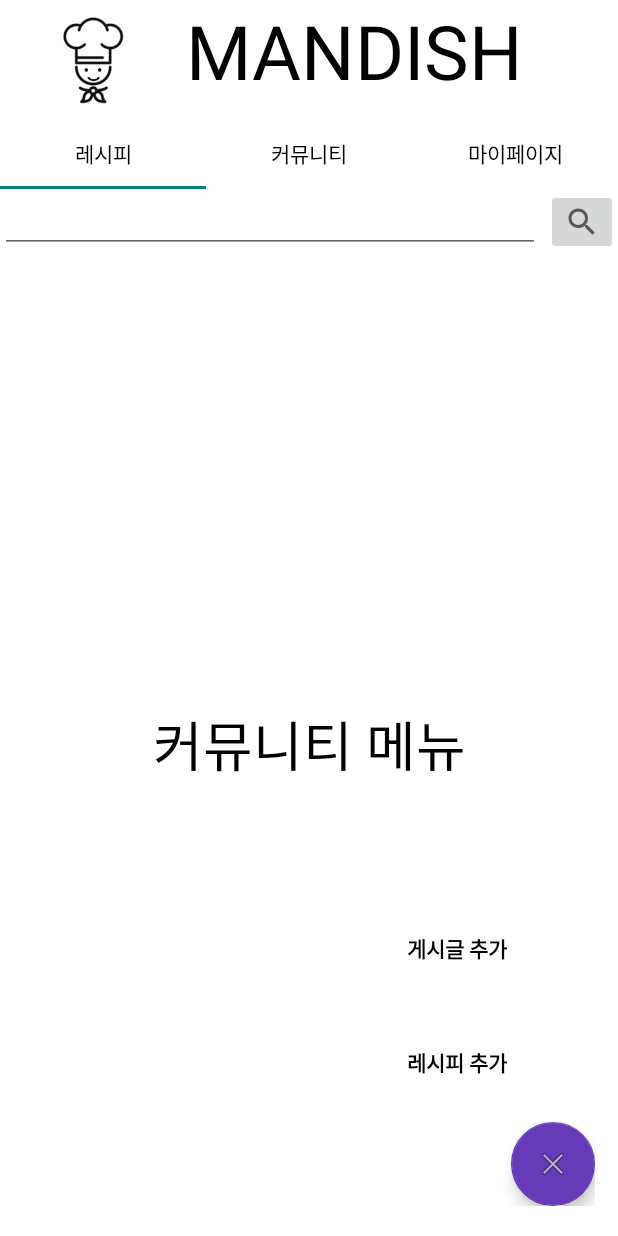
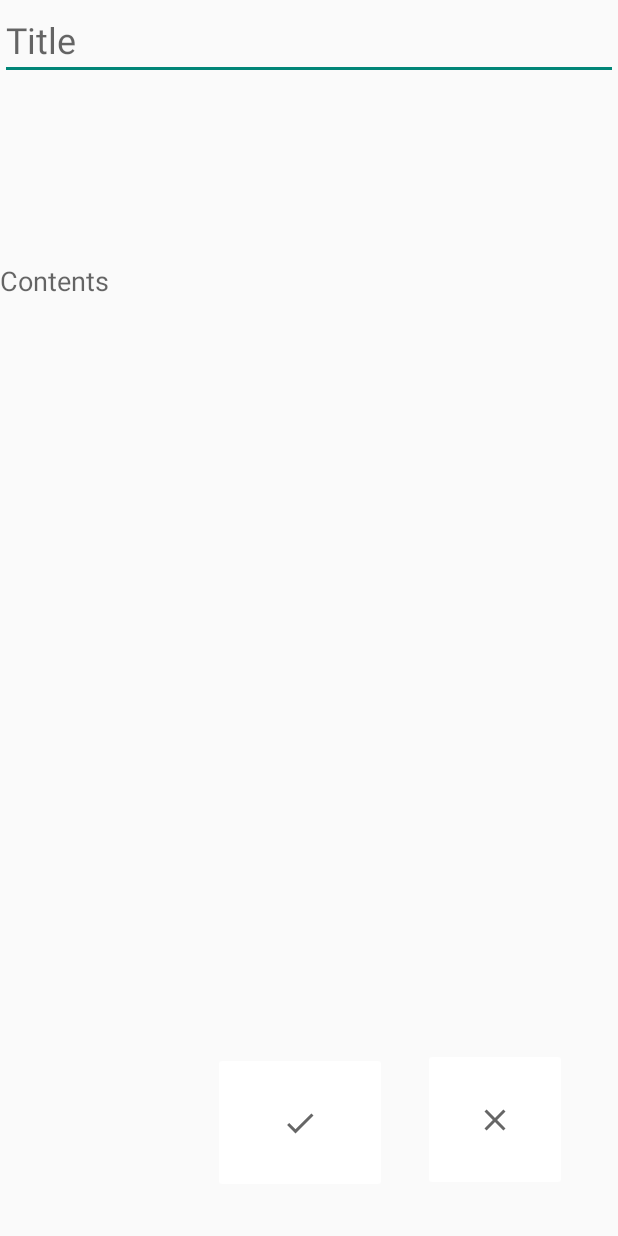
Before and after one commit to kkmin223/2021_Opensource_7_Lilac, an Android app: the fragment FragCommunity placed in its activity, after a tap on an icon or button, on a phone screen of 412 x 824 dp. Run offline under Robolectric (Android 15) with nearby library versions, the light colour scheme and no system bars; our stand-ins replace Firebase (no records; nobody signed in at launch, a user with empty details on screens opened directly).

Commit message:
merge0608V3

```diff
--- a/Mandish/app/build.gradle
+++ b/Mandish/app/build.gradle
@@ -13,6 +13,7 @@ android {
         targetSdkVersion 30
         versionCode 1
         versionName "1.0"
+        multiDexEnabled true
 
         testInstrumentationRunner "androidx.test.runner.AndroidJUnitRunner"
     }
@@ -45,6 +46,7 @@ dependencies {
     implementation 'com.google.firebase:firebase-auth:21.0.1'
     implementation 'androidx.navigation:navigation-fragment:2.2.2'
     implementation 'androidx.navigation:navigation-ui:2.2.2'
+    implementation 'com.google.firebase:firebase-firestore:23.0.1'
     testImplementation 'junit:junit:4.13.2'
     androidTestImplementation 'androidx.test.ext:junit:1.1.2'
     androidTestImplementation 'androidx.test.espresso:espresso-core:3.3.0'
--- a/Mandish/app/src/main/AndroidManifest.xml
+++ b/Mandish/app/src/main/AndroidManifest.xml
@@ -18,6 +18,9 @@
         <activity android:name=".recipeingredients_item" />
         <activity android:name=".recipe_order" />
         <activity android:name=".recipeorder" />
+        <activity android:name=".WriteMainActivity" />
+        <activity android:name=".ReadText" />
+
 
         <activity android:name=".LoginActivity">
             <intent-filter>
--- a/Mandish/app/src/main/java/com/example/mandish_lilac/FragCommunity.java
+++ b/Mandish/app/src/main/java/com/example/mandish_lilac/FragCommunity.java
@@ -2,34 +2,174 @@ package com.example.mandish_lilac;
 
 
 
+import android.annotation.SuppressLint;
+import android.content.Context;
+import android.content.Intent;
 import android.os.Bundle;
 import android.view.LayoutInflater;
+import android.view.MenuItem;
 import android.view.View;
 import android.view.ViewGroup;
+import android.widget.AdapterView;
+import android.widget.EditText;
+import android.widget.ImageButton;
+import android.widget.LinearLayout;
+import android.widget.ListView;
+import android.widget.PopupMenu;
 import android.widget.TextView;
+
 
 import androidx.annotation.NonNull;
 import androidx.annotation.Nullable;
+import androidx.annotation.RequiresPermission;
 import androidx.fragment.app.Fragment;
+import androidx.fragment.app.FragmentTransaction;
+import androidx.recyclerview.widget.LinearLayoutManager;
+import androidx.recyclerview.widget.RecyclerView;
+
+import com.google.android.gms.tasks.OnCompleteListener;
+import com.google.android.gms.tasks.Task;
+import com.google.firebase.firestore.DocumentChange;
+import com.google.firebase.firestore.DocumentId;
+import com.google.firebase.firestore.DocumentSnapshot;
+import com.google.firebase.firestore.EventListener;
+import com.google.firebase.firestore.FirebaseFirestore;
+import com.google.firebase.firestore.FirebaseFirestoreException;
+import com.google.firebase.firestore.QuerySnapshot;
+import com.google.firebase.firestore.auth.User;
 
 import org.w3c.dom.Text;
+
+import java.net.DatagramPacket;
+import java.util.ArrayList;
+import java.util.List;
+import java.util.ResourceBundle;
+
 /*
-작성자: 김강민
-설명: xml을 연결해주어서 메뉴 이동을 가능하게함
+작성자: 김주엽
+최종수정일: 21-06-01
+설명: xml을 연결해주어서 메뉴 이동을 가능하게하고 글목록을 보여주고 글쓰기기능과 글을 클릭시 내용이 보여
+지게 된다.
  */
-public class FragCommunity extends Fragment {
-    private View view;
+public class FragCommunity extends Fragment implements View.OnClickListener {
+
+    private View v;
+    private FirebaseFirestore mStore = FirebaseFirestore.getInstance();
+    private RecyclerView mMainRecyclerView;
+    private MainAdapter adapter2;
+    private RecyclerView.LayoutManager layoutManager;
+    private List<Write_item> WriteList;
+    private Intent intent2;
+    private String name2;
+    private String str;
+    private String id;
+
 
     public static FragCommunity newInstance() {
         FragCommunity fragCommunity = new FragCommunity();
         return fragCommunity;
+
     }
+
     @Nullable
     @Override
     public View onCreateView(@NonNull LayoutInflater inflater, @Nullable ViewGroup container, @Nullable Bundle savedInstanceState) {
-        view = inflater.inflate(R.layout.frag_community, container,false);
+        v = inflater.inflate(R.layout.frag_community, container,false);
 
-        return view;
+        ImageButton btn = v.findViewById(R.id.main_write_button);
+        btn.setOnClickListener(this);
+
+
+
+        mMainRecyclerView = (RecyclerView) v.findViewById(R.id.WriteListView);
+        RecyclerView.LayoutManager layoutManager = new LinearLayoutManager(getActivity());
+        mMainRecyclerView.setLayoutManager(layoutManager);
+        mMainRecyclerView.setHasFixedSize(true);
+
+
+        WriteList = new ArrayList<>();
+        mStore.collection("board").addSnapshotListener(new EventListener<QuerySnapshot>() {
+            @Override
+            public void onEvent(@Nullable QuerySnapshot queryDocumentSnapshots, @Nullable FirebaseFirestoreException error) {
+                for(DocumentChange document : queryDocumentSnapshots.getDocumentChanges()) {
+                    String id = (String) document.getDocument().getData().get("id");
+                    String title = (String) document.getDocument().getData().get("title");
+                    String contents = (String) document.getDocument().getData().get("contents");
+                    String name = (String) document.getDocument().getData().get("name");
+                    String time = (String) document.getDocument().getData().get("time");
+                    Write_item data = new Write_item(id, title, contents, name, time);
+                    WriteList.add(data);
+                }
+                adapter2 = new MainAdapter(WriteList);
+                mMainRecyclerView.setAdapter(adapter2);
+            }});
+        return v;
     }
 
+    @SuppressLint("ResourceType")
+    @Override
+    public void onClick(View v) {
+
+        Intent intent = new Intent(v.getContext(), WriteMainActivity.class);
+        v.getContext().startActivity(intent);
+    }
+
+
+    private class MainAdapter extends RecyclerView.Adapter<MainAdapter.MainViewHolder> {
+
+        private List<Write_item> WriteList;
+        public MainAdapter(List<Write_item> WriteList) {
+            this.WriteList = WriteList;
+        }
+
+        @NonNull
+        @Override
+        public MainViewHolder onCreateViewHolder(@NonNull ViewGroup parent, int viewType) {
+            return new MainViewHolder(LayoutInflater.from(parent.getContext()).inflate(R.layout.item_main, parent,false));
+        }
+
+        @Override
+        public void onBindViewHolder(@NonNull MainViewHolder holder, int position) {
+            Write_item data = WriteList.get(position);
+            holder.mTitleTextView.setText(data.getTitle());
+            holder.mNameTextView.setText(data.getName());
+            holder.mTimeTextView.setText(data.getTime());
+
+        }
+
+        @Override
+        public int getItemCount() {
+            return WriteList.size();
+        }
+
+        public class MainViewHolder extends RecyclerView.ViewHolder {
+
+            private TextView mTitleTextView;
+            private TextView mNameTextView;
+            private TextView mTimeTextView;
+
+
+            public MainViewHolder(@NonNull View itemView) {
+                super(itemView);
+
+                itemView.setOnClickListener(new View.OnClickListener() {
+                    @Override
+                    public void onClick(View v) {
+
+                        Intent intent = new Intent(v.getContext(),ReadText.class);
+                        intent.putExtra("title",WriteList.get(getPosition()).getTitle());
+                        intent.putExtra("content",WriteList.get(getPosition()).getContents());
+                        intent.putExtra("name",WriteList.get(getPosition()).getContents());
+                        intent.putExtra("id",WriteList.get(getPosition()).getId());
+                        v.getContext().startActivity(intent);
+                    }
+                });
+
+                this.mTitleTextView = itemView.findViewById(R.id.item_title_text);
+                this.mNameTextView = itemView.findViewById(R.id.item_name_text);
+                this.mTimeTextView = itemView.findViewById(R.id.item_time_text);
+
+            }
+        }
+    }
 }
--- /dev/null
+++ b/Mandish/app/src/main/java/com/example/mandish_lilac/WriteMainActivity.java
@@ -0,0 +1,93 @@
+package com.example.mandish_lilac;
+
+import android.content.Intent;
+import android.os.Bundle;
+import android.view.LayoutInflater;
+import android.view.View;
+import android.view.ViewGroup;
+import android.widget.Button;
+import android.widget.EditText;
+import android.widget.ImageButton;
+import android.widget.Toast;
+
+import androidx.annotation.NonNull;
+import androidx.annotation.Nullable;
+import androidx.appcompat.app.AppCompatActivity;
+import androidx.fragment.app.Fragment;
+
+import com.google.android.gms.tasks.OnFailureListener;
+import com.google.android.gms.tasks.OnSuccessListener;
+import com.google.firebase.auth.AuthResult;
+import com.google.firebase.auth.FirebaseAuth;
+import com.google.firebase.auth.FirebaseUser;
+import com.google.firebase.database.DataSnapshot;
+import com.google.firebase.database.DatabaseReference;
+import com.google.firebase.database.FirebaseDatabase;
+import com.google.firebase.database.ValueEventListener;
+import com.google.firebase.firestore.DocumentReference;
+import com.google.firebase.firestore.FirebaseFirestore;
+
+import java.text.SimpleDateFormat;
+import java.util.Date;
+import java.util.HashMap;
+import java.util.Map;
+
+public class WriteMainActivity extends AppCompatActivity {
+
+    private FirebaseFirestore mStore = FirebaseFirestore.getInstance();
+
+    private EditText mWriteTitletext;
+    private EditText mWriteContentstext;
+    private String id;
+    private String getTime;
+    private Intent intent;
+    private String name2;
+    private FirebaseDatabase database;
+    private DatabaseReference databaseReference;
+
+    FirebaseUser user = FirebaseAuth.getInstance().getCurrentUser();
+
+    @Override
+    protected void onCreate(Bundle savedInstanceState) {
+        super.onCreate(savedInstanceState);
+        setContentView(R.layout.activity_write_main);
+
+        findViewById(R.id.btn3).setOnClickListener(this::onClick);
+
+        mWriteContentstext = findViewById(R.id.write_contents_text);
+        mWriteTitletext = findViewById(R.id.write_title_text);
+
+        name2 = "abcd";
+
+    }
+
+    public void onClick(View v) {
+        id = mStore.collection("board").document().getId();
+
+        long now = System.currentTimeMillis();
+        Date mDate = new Date(now);
+        SimpleDateFormat simpleDate = new SimpleDateFormat("yyyy-MM-dd hh:mm:ss");
+        String getTime = simpleDate.format(mDate);
+        Map<String, Object> post = new HashMap<>();
+        post.put("id", id);
+        post.put("title", mWriteTitletext.getText().toString());
+        post.put("contents", mWriteContentstext.getText().toString());
+        post.put("name", name2);
+        post.put("time",getTime);
+
+        mStore.collection("board").document(id).set(post)
+                .addOnSuccessListener(new OnSuccessListener<Void>() {
+                    @Override
+                    public void onSuccess(Void aVoid) {
+                        Toast.makeText(WriteMainActivity.this, "업로드 성공!", Toast.LENGTH_SHORT).show();
+                        finish();
+                    }
+                })
+                .addOnFailureListener(new OnFailureListener() {
+                    @Override
+                    public void onFailure(@NonNull Exception e) {
+                        Toast.makeText(WriteMainActivity.this, "업로드 실패!", Toast.LENGTH_SHORT).show();
+                    }
+                });
+    }
+}
--- /dev/null
+++ b/Mandish/app/src/main/res/drawable/ic_o.xml
@@ -0,0 +1,10 @@
+<vector xmlns:android="http://schemas.android.com/apk/res/android"
+    android:width="24dp"
+    android:height="24dp"
+    android:viewportWidth="24"
+    android:viewportHeight="24"
+    android:tint="?attr/colorControlNormal">
+    <path
+        android:fillColor="@android:color/white"
+        android:pathData="M9,16.2L4.8,12l-1.4,1.4L9,19 21,7l-1.4,-1.4L9,16.2z"/>
+</vector>
--- /dev/null
+++ b/Mandish/app/src/main/res/drawable/ic_x.xml
@@ -0,0 +1,10 @@
+<vector xmlns:android="http://schemas.android.com/apk/res/android"
+    android:width="24dp"
+    android:height="24dp"
+    android:viewportWidth="24"
+    android:viewportHeight="24"
+    android:tint="?attr/colorControlNormal">
+    <path
+        android:fillColor="@android:color/white"
+        android:pathData="M19,6.41L17.59,5 12,10.59 6.41,5 5,6.41 10.59,12 5,17.59 6.41,19 12,13.41 17.59,19 19,17.59 13.41,12z"/>
+</vector>
--- /dev/null
+++ b/Mandish/app/src/main/res/layout/activity_write_main.xml
@@ -0,0 +1,56 @@
+<?xml version="1.0" encoding="utf-8"?>
+<RelativeLayout xmlns:android="http://schemas.android.com/apk/res/android"
+    xmlns:app="http://schemas.android.com/apk/res-auto"
+    xmlns:tools="http://schemas.android.com/tools"
+    android:layout_width="match_parent"
+    android:layout_height="match_parent"
+    android:orientation="vertical"
+    tools:context=".WriteMainActivity">
+
+    <EditText
+        android:id="@+id/write_title_text"
+        android:layout_width="match_parent"
+        android:layout_height="wrap_content"
+        android:hint="Title"
+        android:textColor="@android:color/black"
+        android:textSize="24sp"
+        tools:ignore="HardcodedText"/>
+
+    <EditText
+        android:id="@+id/write_contents_text"
+        android:layout_width="match_parent"
+        android:layout_height="282dp"
+        android:layout_below="@+id/write_title_text"
+        android:layout_alignParentLeft="true"
+        android:layout_marginLeft="0dp"
+        android:layout_marginTop="-7dp"
+        android:background="@null"
+        android:hint="Contents"
+        android:textSize="18sp"
+        tools:ignore="HardcodedText" />
+
+
+    <ImageButton
+        android:id="@+id/btn2"
+        android:layout_width="96dp"
+        android:layout_height="95dp"
+        android:layout_alignParentRight="true"
+        android:layout_alignParentBottom="true"
+        android:layout_marginRight="34dp"
+        android:layout_marginBottom="30dp"
+        android:backgroundTint="@android:color/white"
+        android:src="@drawable/ic_x" />
+
+    <ImageButton
+        android:id="@+id/btn3"
+        android:layout_width="116dp"
+        android:layout_height="94dp"
+        android:layout_alignBottom="@+id/btn2"
+        android:layout_marginRight="24dp"
+        android:layout_marginBottom="-1dp"
+        android:layout_toLeftOf="@+id/btn2"
+        android:backgroundTint="@android:color/white"
+        android:src="@drawable/ic_o" />
+
+
+</RelativeLayout>
```
Also changed, not shown: Mandish/app/src/main/java/com/example/mandish_lilac/ReadText.java (added, +90 -0 lines), Mandish/app/src/main/java/com/example/mandish_lilac/UserAccount.java (+1 -7 lines), Mandish/app/src/main/java/com/example/mandish_lilac/Write_item.java (added, +62 -0 lines), Mandish/app/src/main/res/drawable/ic_add.xml (added, +9 -0 lines), Mandish/app/src/main/res/layout/frag_community.xml (+24 -9 lines), Mandish/app/src/main/res/layout/item_main.xml (added, +67 -0 lines), Mandish/app/src/main/res/layout/read_text.xml (added, +50 -0 lines).
